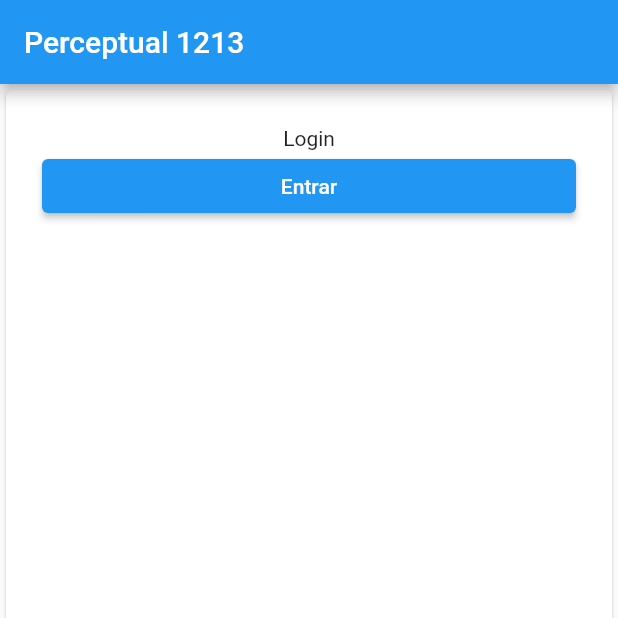
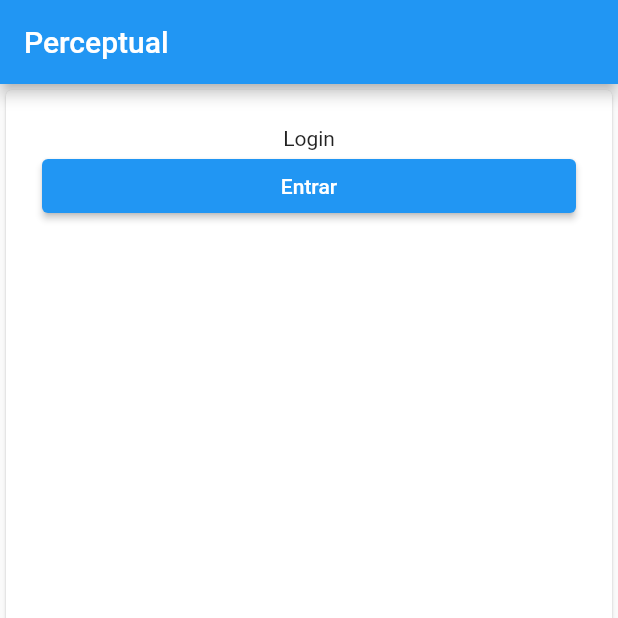
Before and after one commit to JohnAzedo/Perceptual, a Flutter app: the screen it shows after launch, on a phone screen of 412 x 824 dp, the top half of it. Run offline on Flutter 3.47's test engine with Material 2 defaults, Android fonts, the phone set to English and light mode, and no system bars.

Commit message:
[client] fix: Fix constants

```diff
--- a/client/lib/constants/dimensions.dart
+++ b/client/lib/constants/dimensions.dart
@@ -1,3 +1 @@
-class Dimensions{
-  static const double padding = 24.0;
-}
+const double kdPadding = 24.0;
--- a/client/lib/constants/strings/pt-br.dart
+++ b/client/lib/constants/strings/pt-br.dart
@@ -1,3 +1,3 @@
-class Strings{
-  static const String signIn = 'Entrar';
-}
+const String klSignIn = 'Entrar';
+const String klTitle = 'Perceptual';
+const String klLogin = 'Login';
--- a/client/lib/pages/auth/login.dart
+++ b/client/lib/pages/auth/login.dart
@@ -13,19 +13,21 @@ class _LoginState extends State<Login> {
   Widget build(BuildContext context) {
     double screenWidth = ResponsiveApp().mq.size.width;
     return Scaffold(
-      appBar: AppBar(title: Text('Perceptual 1213'),),
+      appBar: AppBar(
+        title: Text(klTitle),
+      ),
       body: Center(
         child: Card(
           child: Padding(
-            padding: const EdgeInsets.all(Dimensions.padding),
+            padding: const EdgeInsets.all(kdPadding),
             child: Column(
               children: [
                 Text('Login'),
                 SizedBox(
                   width: double.infinity,
                   child: ElevatedButton(
-                    onPressed: ()=>{},
-                    child: Text(Strings.signIn),
+                    onPressed: () => {},
+                    child: Text(klSignIn),
                   ),
                 )
               ],
```
